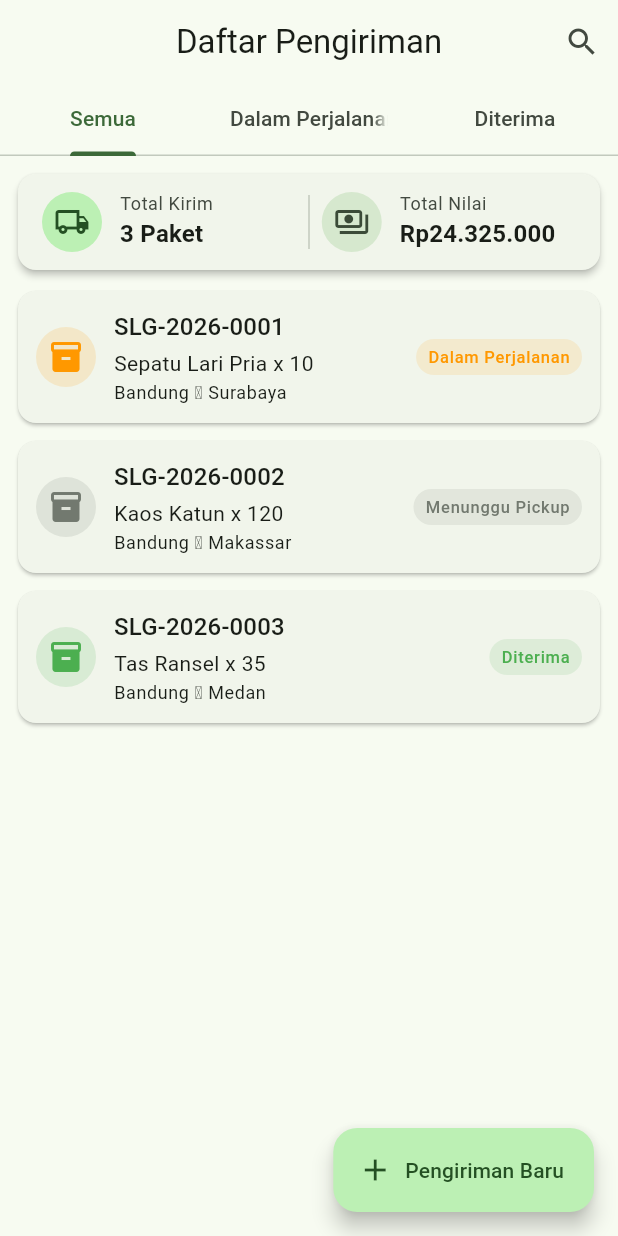
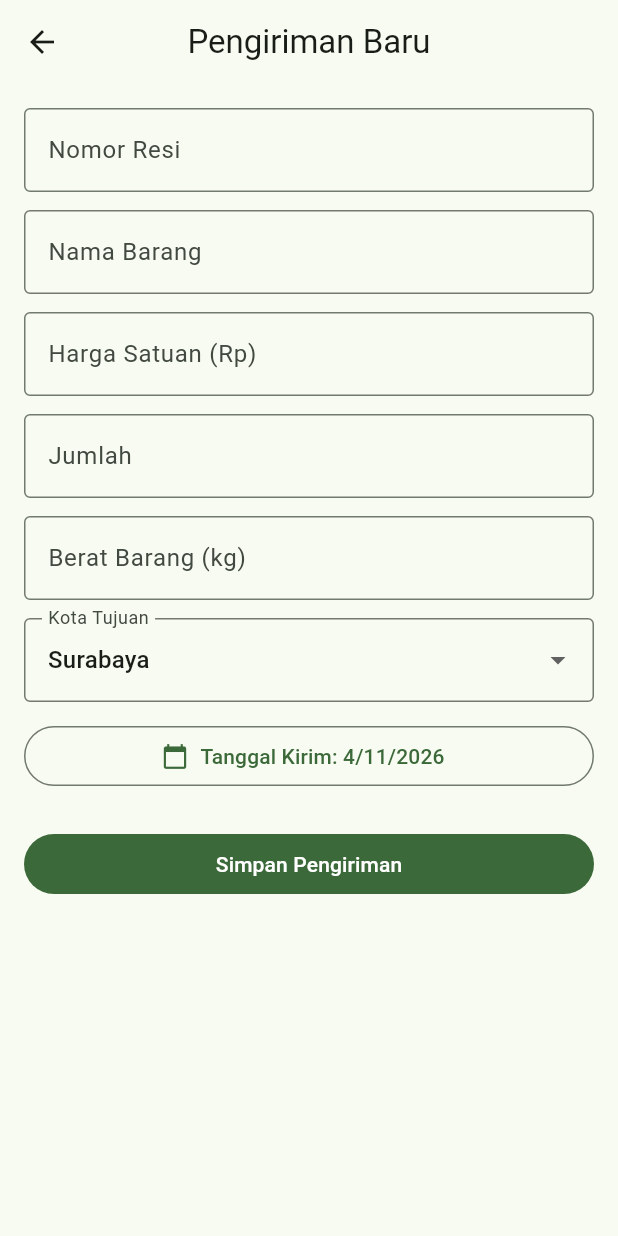
Before and after one commit to MuhammadMallq/silog-714240062, a Flutter app: the screen it shows after launch, after a tap on "Pengiriman Baru", on a phone screen of 412 x 824 dp. Run offline on Flutter 3.47's test engine with Material 3 defaults, Android fonts, the phone set to English and light mode, and no system bars.

Commit message:
Modul 7 : Pengelolaan State dan Validasi Input

```diff
--- a/silog_app/lib/model/barang.dart
+++ b/silog_app/lib/model/barang.dart
@@ -4,21 +4,25 @@ class Barang {
   final String satuan;
   double _hargaSatuan;
   double beratKg;
+  final int jumlah;
+
   Barang({
     required this.kode,
     required this.nama,
     required double hargaSatuan,
+    this.jumlah = 1, // <-- Ubah dari required menjadi default value 1
     this.satuan = 'pcs',
     this.beratKg = 0,
   }) : _hargaSatuan = hargaSatuan;
 
   /// Konstruktor bernama untuk data hasil pemindaian kode barang.
-  Barang.dariPemindaian(String baris)
+  Barang.dariPemindaian(String baris, {this.jumlah = 1})
     : kode = baris.split(';')[0],
       nama = baris.split(';')[1],
       satuan = 'pcs',
       _hargaSatuan = double.parse(baris.split(';')[2]),
       beratKg = 0;
+
   double get hargaSatuan => _hargaSatuan;
   set hargaSatuan(double nilai) {
     if (nilai < 0) {
@@ -27,9 +31,9 @@ class Barang {
     _hargaSatuan = nilai;
   }
 
-  double nilaiTotal(int jumlah) => _hargaSatuan * jumlah;
+  double nilaiTotal([int? jumlahKustom]) => _hargaSatuan * (jumlahKustom ?? jumlah);
 
   @override
   String toString() =>
-      '[$kode] $nama ($satuan) - Rp${_hargaSatuan.toStringAsFixed(0)}';
+      '[$kode] $nama ($satuan) - Rp${_hargaSatuan.toStringAsFixed(0)} x $jumlah';
 }
--- a/silog_app/lib/tampilan/daftar_pengiriman_page.dart
+++ b/silog_app/lib/tampilan/daftar_pengiriman_page.dart
@@ -2,96 +2,133 @@ import 'package:flutter/material.dart';
 import '../data/data_contoh.dart';
 import '../model/pengiriman.dart';
 import '../widget/kartu_pengiriman.dart';
-import '../widget/ringkasan_pengiriman.dart';
 import 'detail_pengiriman_page.dart';
+import 'form_pengiriman_page.dart';
 
-class DaftarPengirimanPage extends StatelessWidget {
+class DaftarPengirimanPage extends StatefulWidget {
   const DaftarPengirimanPage({super.key});
 
-  Widget _buildListPengiriman(
-    BuildContext context,
-    List<Pengiriman> daftar,
-  ) {
-    if (daftar.isEmpty) {
-      return const Center(
-        child: Text('Tidak ada data pengiriman'),
+  @override
+  State<DaftarPengirimanPage> createState() => _DaftarPengirimanPageState();
+}
+
+class _DaftarPengirimanPageState extends State<DaftarPengirimanPage> {
+  late List<Pengiriman> _daftar;
+  String _filterStatus = 'Semua';
+
+  @override
+  void initState() {
+    super.initState();
+    _daftar = List<Pengiriman>.from(dataPengiriman);
+  }
+
+  List<Pengiriman> get _hasilSaring => _filterStatus == 'Semua'
+      ? _daftar
+      : _daftar.where((p) => p.status == _filterStatus).toList();
+
+  Future<void> _bukaFormulir() async {
+    // Tugas 2: Mengirimkan daftar resi yang sudah ada untuk pengecekan duplikat
+    final listResi = _daftar.map((e) => e.resi).toList();
+
+    final hasil = await Navigator.push<Pengiriman>(
+      context,
+      MaterialPageRoute(
+        builder: (_) => FormPengirimanPage(daftarResiAda: listResi),
+      ),
+    );
+
+    if (hasil != null) {
+      setState(() => _daftar.insert(0, hasil));
+      if (!mounted) return;
+      ScaffoldMessenger.of(context).showSnackBar(
+        SnackBar(
+          content: Text('Pengiriman ${hasil.resi} berhasil ditambahkan'),
+        ),
       );
     }
+  }
 
-    return ListView.builder(
-      itemCount: daftar.length,
-      itemBuilder: (context, index) {
-        final item = daftar[index];
-        return KartuPengiriman(
-          pengiriman: item,
-          onTap: () {
-            Navigator.push(
+Future<void> _bukaDetail(Pengiriman item) async {
+    // Menunggu resi yang dikembalikan dari DetailPengirimanPage
+    final resiDihapus = await Navigator.push<String>(
       context,
       MaterialPageRoute(
         builder: (_) => DetailPengirimanPage(pengiriman: item),
       ),
     );
-          },
+
+    // Jika ada resi yang dikembalikan (artinya pengguna menekan tombol Hapus)
+    if (resiDihapus != null) {
+      setState(() {
+        _daftar.removeWhere((p) => p.resi.trim() == resiDihapus.trim());
+      });
+      if (!mounted) return;
+      ScaffoldMessenger.of(context).showSnackBar(
+        SnackBar(
+          content: Text('Pengiriman $resiDihapus berhasil dihapus'),
+        ),
       );
-      },
-    );
+    }
   }
 
   @override
   Widget build(BuildContext context) {
-    final daftarSemua = dataPengiriman;
-    final daftarDalamPerjalanan =
-        dataPengiriman.where((p) => p.status == 'Dalam Perjalanan').toList();
-    final daftarDiterima =
-        dataPengiriman.where((p) => p.status == 'Diterima').toList();
-
-    final int totalPengiriman = dataPengiriman.length;
-    final double totalNilaiBarang = dataPengiriman.fold<double>(
-      0.0,
-      (total, item) => total + item.nilaiBarang,
+    const opsi = ['Semua', 'Menunggu Pickup', 'Dalam Perjalanan', 'Diterima'];
+    return Scaffold(
+      appBar: AppBar(title: const Text('Daftar Pengiriman')),
+      body: Column(
+        children: [
+          SingleChildScrollView(
+            scrollDirection: Axis.horizontal,
+            padding: const EdgeInsets.symmetric(horizontal: 12, vertical: 8),
+            child: Row(
+              children: opsi.map((o) {
+                return Padding(
+                  padding: const EdgeInsets.only(right: 8),
+                  child: ChoiceChip(
+                    label: Text(o),
+                    selected: _filterStatus == o,
+                    onSelected: (_) => setState(() => _filterStatus = o),
+                  ),
                 );
-
-    return DefaultTabController(
-      length: 3,
-      child: Scaffold(
-        appBar: AppBar(
-          title: const Text('Daftar Pengiriman'),
-          actions: [
-            IconButton(
-              icon: const Icon(Icons.search),
-              onPressed: () {},
-              tooltip: 'Cari resi',
-            ),
-          ],
-          bottom: const TabBar(
-            tabs: [
-              Tab(text: 'Semua'),
-              Tab(text: 'Dalam Perjalanan'),
-              Tab(text: 'Diterima'),
-            ],
+              }).toList(),
             ),
           ),
-        body: Column(
-          children: [
-            RingkasanPengiriman(
-              totalPengiriman: totalPengiriman,
-              totalNilaiBarang: totalNilaiBarang,
+          Padding(
+            padding: const EdgeInsets.symmetric(vertical: 4),
+            child: Text(
+              'Menampilkan ${_hasilSaring.length} dari ${_daftar.length} data',
+            ),
           ),
           Expanded(
-              child: TabBarView(
-                children: [
-                  _buildListPengiriman(context, daftarSemua),
-                  _buildListPengiriman(context, daftarDalamPerjalanan),
-                  _buildListPengiriman(context, daftarDiterima),
-                ],
+            child: _hasilSaring.isEmpty
+                ? const Center(child: Text('Tidak ada data pengiriman'))
+                : ListView.builder(
+                    itemCount: _hasilSaring.length,
+                    itemBuilder: (context, i) {
+                      final item = _hasilSaring[i];
+                      return KartuPengiriman(
+                        pengiriman: item,
+                        onTap: () => _bukaDetail(item),
+                      );
+                    },
                   ),
           ),
         ],
       ),
       floatingActionButton: FloatingActionButton.extended(
-          onPressed: () {},
+        onPressed: _bukaFormulir,
         icon: const Icon(Icons.add),
         label: const Text('Pengiriman Baru'),
+      ),
+      bottomNavigationBar: const SafeArea(
+        child: Padding
+          (padding: EdgeInsets.all(8),
+          child: Text(
+            'Muhammad Malik Nur - 714240062',
+          textAlign: TextAlign.center,
+          style: TextStyle(fontSize: 12),
+          ),
           ),
       ),
     );
--- /dev/null
+++ b/silog_app/lib/tampilan/form_pengiriman_page.dart
@@ -0,0 +1,227 @@
+import 'package:flutter/material.dart';
+import 'package:flutter/services.dart';
+import '../data/data_contoh.dart';
+import '../model/barang.dart';
+import '../model/pengiriman.dart';
+
+class FormPengirimanPage extends StatefulWidget {
+  final List<String> daftarResiAda;
+
+  const FormPengirimanPage({super.key, this.daftarResiAda = const []});
+
+  @override
+  State<FormPengirimanPage> createState() => _FormPengirimanPageState();
+}
+
+class _FormPengirimanPageState extends State<FormPengirimanPage> {
+  final _formKey = GlobalKey<FormState>();
+  final _resiC = TextEditingController();
+  final _namaBarangC = TextEditingController();
+  final _hargaC = TextEditingController();
+  final _jumlahC = TextEditingController();
+  final _beratC = TextEditingController(); // Tugas 1: Field berat barang
+
+  String _kotaTujuan = 'Surabaya';
+  DateTime _tanggalKirim = DateTime.now();
+
+  @override
+  void dispose() {
+    _resiC.dispose();
+    _namaBarangC.dispose();
+    _hargaC.dispose();
+    _jumlahC.dispose();
+    _beratC.dispose(); // Tugas 4: Wajib dilepas di dispose()
+    super.dispose();
+  }
+
+  String? _wajib(String? v, String label) {
+    if (v == null || v.trim().isEmpty) return '$label wajib diisi';
+    return null;
+  }
+
+  String? _validasiResi(String? v) {
+    final dasar = _wajib(v, 'Nomor resi');
+    if (dasar != null) return dasar;
+
+    final teks = v!.trim();
+    final pola = RegExp(r'^SLG-\d{4}-\d{4}$');
+    if (!pola.hasMatch(teks)) {
+      return 'Format resi harus SLG-TAHUN-NOMOR, contoh SLG-2026-0010';
+    }
+
+    // Tugas 2: Pemeriksaan resi yang sudah ada pada daftar
+    if (widget.daftarResiAda.contains(teks)) {
+      return 'Nomor resi sudah terdaftar pada sistem';
+    }
+
+    return null;
+  }
+
+  String? _validasiAngka(String? v, String label, {double min = 1}) {
+    final dasar = _wajib(v, label);
+    if (dasar != null) return dasar;
+
+    final angka = double.tryParse(v!.trim());
+    if (angka == null) return '$label harus berupa angka';
+    if (angka < min) return '$label minimal$min';
+    return null;
+  }
+
+  // Tugas 1: Validasi berat barang (0.1 kg - 5000 kg)
+  String? _validasiBerat(String? v) {
+    final dasar = _wajib(v, 'Berat barang');
+    if (dasar != null) return dasar;
+
+    final val = double.tryParse(v!.trim().replaceAll(',', '.'));
+    if (val == null) return 'Berat barang harus berupa angka';
+    if (val < 0.1 || val > 5000) {
+      return 'Berat barang harus di antara 0,1 kg dan 5000 kg';
+    }
+    return null;
+  }
+
+  String? _validasiTanggal() {
+    final batas = DateTime.now().subtract(const Duration(days: 1));
+    if (_tanggalKirim.isBefore(batas)) {
+      return 'Tanggal kirim tidak boleh sebelum hari ini';
+    }
+    return null;
+  }
+
+  Future<void> _pilihTanggal() async {
+    final hasil = await showDatePicker(
+      context: context,
+      initialDate: _tanggalKirim,
+      firstDate: DateTime.now(),
+      lastDate: DateTime.now().add(const Duration(days: 90)),
+    );
+    if (hasil != null) setState(() => _tanggalKirim = hasil);
+  }
+
+void _simpan() {
+  final pesanTanggal = _validasiTanggal();
+  if (!_formKey.currentState!.validate() || pesanTanggal != null) {
+    if (pesanTanggal != null) {
+      ScaffoldMessenger.of(context).showSnackBar(
+        SnackBar(content: Text(pesanTanggal)),
+      );
+    }
+    return;
+  }
+
+  final pengiriman = Pengiriman(
+    resi: _resiC.text.trim(),
+    asal: gudangBandung,
+    kotaTujuan: _kotaTujuan,
+    jumlah: int.parse(_jumlahC.text.trim()), // <-- Tambahkan baris ini jika Pengiriman membutuhkan jumlah
+    barang: Barang(
+      kode: 'B-${DateTime.now().millisecondsSinceEpoch % 10000}',
+      nama: _namaBarangC.text.trim(),
+      hargaSatuan: double.parse(_hargaC.text.trim()),
+      jumlah: int.parse(_jumlahC.text.trim()),
+    ),
+    tanggalKirim: _tanggalKirim,
+    status: 'Menunggu Pickup',
+  );
+
+  Navigator.pop(context, pengiriman);
+}
+
+  @override
+  Widget build(BuildContext context) {
+    const kota = ['Surabaya', 'Makassar', 'Medan', 'Denpasar', 'Jayapura'];
+    return Scaffold(
+      appBar: AppBar(title: const Text('Pengiriman Baru')),
+      body: Form(
+        key: _formKey,
+        autovalidateMode: AutovalidateMode.onUserInteraction,
+        child: ListView(
+          padding: const EdgeInsets.all(16),
+          children: [
+            TextFormField(
+              controller: _resiC,
+              decoration: const InputDecoration(
+                labelText: 'Nomor Resi',
+                hintText: 'SLG-2026-0010',
+                border: OutlineInputBorder(),
+              ),
+              textCapitalization: TextCapitalization.characters,
+              validator: _validasiResi,
+            ),
+            const SizedBox(height: 12),
+            TextFormField(
+              controller: _namaBarangC,
+              decoration: const InputDecoration(
+                labelText: 'Nama Barang',
+                border: OutlineInputBorder(),
+              ),
+              validator: (v) => _wajib(v, 'Nama barang'),
+            ),
+            const SizedBox(height: 12),
+            TextFormField(
+              controller: _hargaC,
+              decoration: const InputDecoration(
+                labelText: 'Harga Satuan (Rp)',
+                border: OutlineInputBorder(),
+              ),
+              keyboardType: TextInputType.number,
+              inputFormatters: [FilteringTextInputFormatter.digitsOnly],
+              validator: (v) => _validasiAngka(v, 'Harga satuan', min: 1000),
+            ),
+            const SizedBox(height: 12),
+            TextFormField(
+              controller: _jumlahC,
+              decoration: const InputDecoration(
+                labelText: 'Jumlah',
+                border: OutlineInputBorder(),
+              ),
+              keyboardType: TextInputType.number,
+              inputFormatters: [FilteringTextInputFormatter.digitsOnly],
+              validator: (v) => _validasiAngka(v, 'Jumlah'),
+            ),
+            const SizedBox(height: 12),
+            // Input Field Berat Barang (Tugas 1)
+            TextFormField(
+              controller: _beratC,
+              decoration: const InputDecoration(
+                labelText: 'Berat Barang (kg)',
+                hintText: 'Contoh: 2.5',
+                border: OutlineInputBorder(),
+              ),
+              keyboardType: const TextInputType.numberWithOptions(decimal: true),
+              inputFormatters: [
+                FilteringTextInputFormatter.allow(RegExp(r'^\d*[\.,]?\d*')),
+              ],
+              validator: _validasiBerat,
+            ),
+            const SizedBox(height: 12),
+            DropdownButtonFormField<String>(
+              value: _kotaTujuan,
+              decoration: const InputDecoration(
+                labelText: 'Kota Tujuan',
+                border: OutlineInputBorder(),
+              ),
+              items: kota
+                  .map((k) => DropdownMenuItem(value: k, child: Text(k)))
+                  .toList(),
+              onChanged: (v) => setState(() => _kotaTujuan = v!),
+            ),
+            const SizedBox(height: 12),
+            OutlinedButton.icon(
+              onPressed: _pilihTanggal,
+              icon: const Icon(Icons.calendar_today),
+              label: Text(
+                'Tanggal Kirim: ${_tanggalKirim.day}/${_tanggalKirim.month}/${_tanggalKirim.year}',
+              ),
+            ),
+            const SizedBox(height: 24),
+            FilledButton(
+              onPressed: _simpan,
+              child: const Text('Simpan Pengiriman'),
+            ),
+          ],
+        ),
+      ),
+    );
+  }
+}
```
Also changed, not shown: silog_app/lib/tampilan/detail_pengiriman_page.dart (+55 -47 lines). Lines whose indentation alone changed are shown as unchanged.
